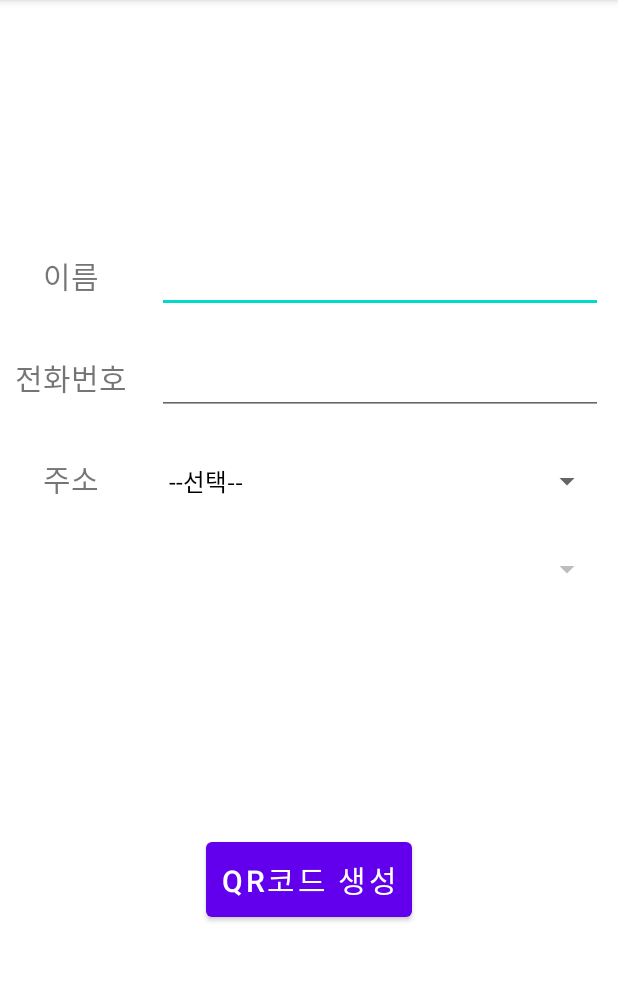
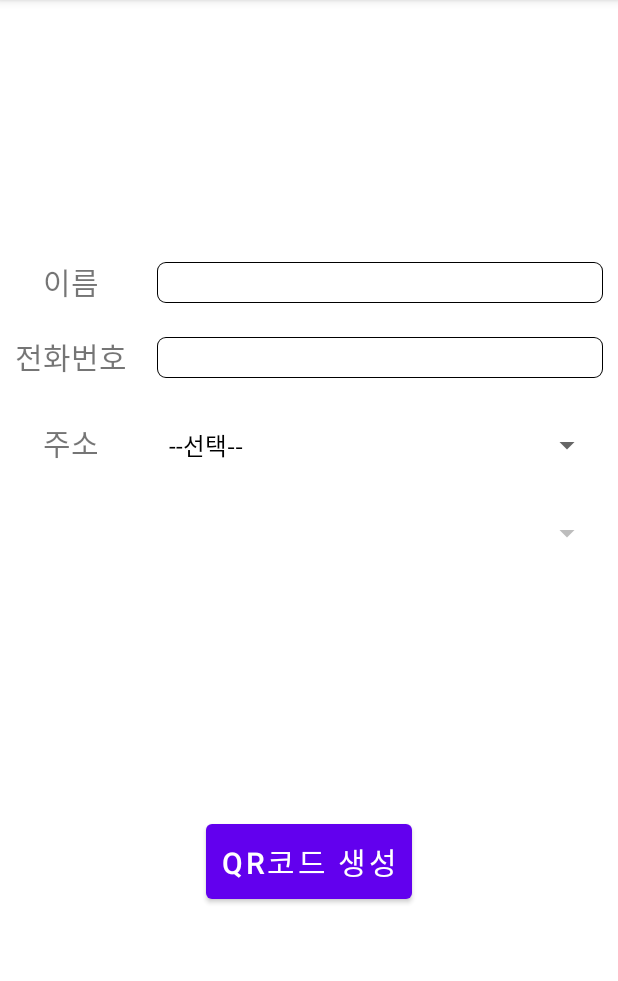
Before and after one commit to dlrgus041/gradUserApp, an Android app: the screen it shows after launch (MainActivity), on a phone screen of 412 x 824 dp, the part 84-1065 px from its top. Run offline under Robolectric (Android 15) with nearby library versions, the phone set to English and light mode, and no system bars; libraries missing offline, so code that uses them is left out: com.journeyapps.barcodescanner.

Commit message:
add all address && have to dasign layout

```diff
--- a/app/src/main/java/org/grad/user/MainActivity.kt
+++ b/app/src/main/java/org/grad/user/MainActivity.kt
@@ -4,7 +4,6 @@ import android.app.AlertDialog
 import android.content.Context
 import android.content.SharedPreferences
 import android.os.Bundle
-import android.text.Editable
 import android.view.View
 import android.widget.*
 import androidx.appcompat.app.AppCompatActivity
@@ -29,7 +28,6 @@ class MainActivity : AppCompatActivity() {
     private lateinit var layoutQR: ConstraintLayout
     private lateinit var name: EditText
     private lateinit var phone: EditText
-    private lateinit var address: EditText
     private lateinit var confirm: Button
     private lateinit var modify: Button
     private lateinit var imgView: ImageView
@@ -38,8 +36,7 @@ class MainActivity : AppCompatActivity() {
     private lateinit var spn2: Spinner
 
     private lateinit var adArr: IntArray
-    private var addrA = "null"
-    private var addrB = "null"
+    private var address = 0
 
     override fun onCreate(savedInstanceState: Bundle?) {
         super.onCreate(savedInstanceState)
@@ -58,22 +55,22 @@ class MainActivity : AppCompatActivity() {
             R.array.addr0, R.array.addr1, R.array.addr2, R.array.addr3,
             R.array.addr4, R.array.addr5, R.array.addr6, R.array.addr7,
             R.array.addr8, R.array.addr9, R.array.addr10, R.array.addr11,
-            R.array.addr12, R.array.addr13, R.array.addr14, R.array.addr15, R.array.addr16
+            R.array.addr12, R.array.addr13, R.array.addr14, R.array.addr15,
+            R.array.addr16, R.array.addr17
         )
 
         spn1 = findViewById(R.id.spinner1)
         spn2 = findViewById(R.id.spinner2)
         enableSecondSpinner(false)
 
-        spn1.adapter = ArrayAdapter.createFromResource(this, R.array.addr0, android.R.layout.simple_spinner_dropdown_item)
+        spn1.adapter = ArrayAdapter.createFromResource(this, adArr[0], android.R.layout.simple_spinner_dropdown_item)
         spn1.onItemSelectedListener = object : AdapterView.OnItemSelectedListener {
 
             override fun onItemSelected(parent: AdapterView<*>?, view: View, position: Int, id: Long) {
                 if (position > 0) {
-                    addrA = parent?.getItemAtPosition(position).toString()
                     changeSecondSpinner(position)
                     enableSecondSpinner(true)
-                    addrB = "null"
+                    address = 0
                 } else enableSecondSpinner(false)
             }
 
@@ -84,13 +81,12 @@ class MainActivity : AppCompatActivity() {
 
         confirm = findViewById(R.id.btnQR)
         confirm.setOnClickListener {
-            if (name.text.isEmpty() || phone.text.isEmpty() || addrA == "null" || addrB == "null") alertError()
+            if (name.text.isEmpty() || phone.text.isEmpty() || address == 0) alertError()
             else {
                 pref.edit {
                     putString("name", name.text.toString())
                     putString("phone", phone.text.toString())
-                    putString("addrA", addrA)
-                    putString("addrB", addrB)
+                    putInt("address", address)
                 }
                 createQR(imgView, makeMsg())
                 switchInfoToQR()
@@ -139,10 +135,7 @@ class MainActivity : AppCompatActivity() {
 
     private fun makeMsg(): String {
         return with(pref) {
-            getString("name", "null") + "#" +
-                    getString("phone", "null") + "$" +
-                    getString("addrA", "null") +
-                    getString("addrB", "null")
+            getString("phone", "null") + "$" + getInt("address", 0)
         }
     }
 
@@ -161,12 +154,12 @@ class MainActivity : AppCompatActivity() {
         spn2.isClickable = flag
     }
 
-    fun changeSecondSpinner(position: Int) {
-        spn2.adapter = ArrayAdapter.createFromResource(this, adArr[position], android.R.layout.simple_spinner_dropdown_item)
+    fun changeSecondSpinner(pos: Int) {
+        spn2.adapter = ArrayAdapter.createFromResource(this, adArr[pos], android.R.layout.simple_spinner_dropdown_item)
         spn2.onItemSelectedListener = object : AdapterView.OnItemSelectedListener {
 
             override fun onItemSelected(parent: AdapterView<*>?, view: View, position: Int, id: Long) {
-                addrB = if (position > 0) parent?.getItemAtPosition(position).toString() else "null"
+                address = if (position > 0) 1000 + 100 * pos + position else 0
             }
 
             override fun onNothingSelected(parent: AdapterView<*>?) {
--- /dev/null
+++ b/app/src/main/res/drawable/text_design.xml
@@ -0,0 +1,28 @@
+<?xml version="1.0" encoding="utf-8"?>
+<layer-list xmlns:android="http://schemas.android.com/apk/res/android">
+    <item>
+        <shape android:shape="rectangle">
+            <stroke android:width = "1dp" android:color = "#000000"/>
+            <corners
+                    android:bottomRightRadius="5dp"
+                    android:bottomLeftRadius="5dp"
+                    android:topLeftRadius="5dp"
+                    android:topRightRadius="5dp"/>
+        </shape>
+    </item>
+
+    <item
+            android:bottom="1dp"
+            android:left="1dp"
+            android:right="1dp"
+            android:top="1dp">
+        <shape android:shape="rectangle">
+            <solid android:color="#FFFFFF"/>
+            <corners
+                    android:bottomRightRadius="5dp"
+                    android:bottomLeftRadius="5dp"
+                    android:topLeftRadius="5dp"
+                    android:topRightRadius="5dp"/>
+        </shape>
+    </item>
+</layer-list>
--- a/app/src/main/res/layout/activity_main.xml
+++ b/app/src/main/res/layout/activity_main.xml
@@ -38,6 +38,7 @@
                         android:layout_height="wrap_content"
                         android:layout_margin="10dp"
                         android:id="@+id/editTextName"
+                        android:background="@drawable/text_design"
                         android:textSize="20sp" />
 
             </TableRow>
@@ -59,6 +60,7 @@
                         android:layout_margin="10dp"
                         android:inputType="phone"
                         android:id="@+id/editTextPhone"
+                        android:background="@drawable/text_design"
                         android:textSize="20sp" />
 
             </TableRow>
--- a/app/src/main/res/values/address.xml
+++ b/app/src/main/res/values/address.xml
@@ -2,13 +2,14 @@
 <resources>
     <string-array name="addr0">
         <item>--선택--</item>
-        <item>서울시</item>
-        <item>광주시</item>
-        <item>대구시</item>
-        <item>대전시</item>
-        <item>부산시</item>
-        <item>울산시</item>
-        <item>인천시</item>
+        <item>서울특별시</item>
+        <item>광주광역시</item>
+        <item>대구광역시</item>
+        <item>대전광역시</item>
+        <item>부산광역시</item>
+        <item>울산광역시</item>
+        <item>인천광역시</item>
+        <item>세종특별자치시</item>
         <item>강원도</item>
         <item>경기도</item>
         <item>경상남도</item>
@@ -51,6 +52,15 @@
 
     <string-array name="addr2">
         <item>--선택--</item>
+        <item>광산구</item>
+        <item>남구</item>
+        <item>동구</item>
+        <item>북구</item>
+        <item>서구</item>
+    </string-array>
+
+    <string-array name="addr3">
+        <item>--선택--</item>
         <item>남구</item>
         <item>달서구</item>
         <item>동구</item>
@@ -58,15 +68,6 @@
         <item>서구</item>
         <item>수성구</item>
         <item>중구</item>
-    </string-array>
-
-    <string-array name="addr3">
-        <item>--선택--</item>
-        <item>광산구</item>
-        <item>남구</item>
-        <item>동구</item>
-        <item>북구</item>
-        <item>서구</item>
     </string-array>
 
     <string-array name="addr4">
@@ -82,6 +83,7 @@
         <item>--선택--</item>
         <item>강서구</item>
         <item>금정구</item>
+        <item>기장군</item>
         <item>남구</item>
         <item>동구</item>
         <item>동래구</item>
@@ -102,33 +104,54 @@
         <item>남구</item>
         <item>동구</item>
         <item>북구</item>
+        <item>울주군</item>
         <item>중구</item>
     </string-array>
 
     <string-array name="addr7">
         <item>--선택--</item>
-        <item>중구</item>
+        <item>강화군</item>
+        <item>계양구</item>
+        <item>남동구</item>
         <item>동구</item>
         <item>미추홀구</item>
-        <item>연수구</item>
-        <item>남동구</item>
         <item>부평구</item>
         <item>서구</item>
+        <item>연수구</item>
+        <item>옹진군</item>
+        <item>중구</item>
     </string-array>
 
     <string-array name="addr8">
         <item>--선택--</item>
-        <item>강릉</item>
-        <item>동해</item>
-        <item>삼척</item>
-        <item>속초</item>
-        <item>원주</item>
-        <item>춘천</item>
-        <item>태백</item>
+        <item>세종특별자치시</item>
     </string-array>
 
     <string-array name="addr9">
         <item>--선택--</item>
+        <item>강릉</item>
+        <item>고성</item>
+        <item>동해</item>
+        <item>삼척</item>
+        <item>속초</item>
+        <item>양구</item>
+        <item>양양</item>
+        <item>영월</item>
+        <item>원주</item>
+        <item>인제</item>
+        <item>정선</item>
+        <item>철원</item>
+        <item>춘천</item>
+        <item>태백</item>
+        <item>평창</item>
+        <item>홍천</item>
+        <item>화천</item>
+        <item>횡성</item>
+    </string-array>
+
+    <string-array name="addr10">
+        <item>--선택--</item>
+        <item>가평</item>
         <item>고양</item>
         <item>과천</item>
         <item>광명</item>
@@ -146,6 +169,9 @@
         <item>안성</item>
         <item>안양</item>
         <item>양주</item>
+        <item>양평</item>
+        <item>여주</item>
+        <item>연천</item>
         <item>오산</item>
         <item>용인</item>
         <item>의왕</item>
@@ -158,71 +184,134 @@
         <item>화성</item>
     </string-array>
 
-    <string-array name="addr10">
+    <string-array name="addr11">
         <item>--선택--</item>
         <item>거제</item>
+        <item>거창</item>
+        <item>고성</item>
         <item>김해</item>
+        <item>남해</item>
         <item>밀양</item>
         <item>사천</item>
+        <item>산청</item>
         <item>양산</item>
+        <item>의령</item>
         <item>진주</item>
+        <item>창녕</item>
         <item>창원</item>
         <item>통영</item>
-    </string-array>
-
-    <string-array name="addr11">
-        <item>--선택--</item>
-        <item>경산</item>
-        <item>경주</item>
-        <item>구미</item>
-        <item>김천</item>
-        <item>문경</item>
-        <item>상주</item>
-        <item>안동</item>
-        <item>영주</item>
-        <item>영천</item>
-        <item>포항</item>
+        <item>하동</item>
+        <item>함안</item>
+        <item>함양</item>
+        <item>합천</item>
     </string-array>
 
     <string-array name="addr12">
         <item>--선택--</item>
-        <item>광양</item>
-        <item>나주</item>
-        <item>목포</item>
-        <item>순천</item>
-        <item>여수</item>
+        <item>경산</item>
+        <item>경주</item>
+        <item>고령</item>
+        <item>구미</item>
+        <item>군위</item>
+        <item>김천</item>
+        <item>문경</item>
+        <item>봉화</item>
+        <item>상주</item>
+        <item>성주</item>
+        <item>안동</item>
+        <item>영양</item>
+        <item>영덕</item>
+        <item>영주</item>
+        <item>영천</item>
+        <item>예천</item>
+        <item>울릉</item>
+        <item>울진</item>
+        <item>의성</item>
+        <item>청도</item>
+        <item>청송</item>
+        <item>칠곡</item>
+        <item>포항</item>
     </string-array>
 
     <string-array name="addr13">
         <item>--선택--</item>
-        <item>군산</item>
-        <item>김제</item>
-        <item>남원</item>
-        <item>익산</item>
-        <item>전주</item>
-        <item>정읍</item>
+        <item>강진</item>
+        <item>고흥</item>
+        <item>곡성</item>
+        <item>광양</item>
+        <item>구례</item>
+        <item>나주</item>
+        <item>담양</item>
+        <item>목포</item>
+        <item>무안</item>
+        <item>보성</item>
+        <item>순천</item>
+        <item>신안</item>
+        <item>여수</item>
+        <item>영광</item>
+        <item>영암</item>
+        <item>완도</item>
+        <item>장성</item>
+        <item>장흥</item>
+        <item>진도</item>
+        <item>함평</item>
+        <item>해남</item>
+        <item>화순</item>
     </string-array>
 
     <string-array name="addr14">
         <item>--선택--</item>
-        <item>계룡</item>
-        <item>공주</item>
-        <item>논산</item>
-        <item>당진</item>
-        <item>보령</item>
-        <item>서산</item>
-        <item>아산</item>
-        <item>천안</item>
+        <item>고창</item>
+        <item>군산</item>
+        <item>김제</item>
+        <item>남원</item>
+        <item>무주</item>
+        <item>부안</item>
+        <item>순창</item>
+        <item>완주</item>
+        <item>익산</item>
+        <item>임실</item>
+        <item>장수</item>
+        <item>전주</item>
+        <item>정읍</item>
+        <item>진안</item>
     </string-array>
 
     <string-array name="addr15">
         <item>--선택--</item>
+        <item>계룡</item>
+        <item>공주</item>
+        <item>금산</item>
+        <item>논산</item>
+        <item>당진</item>
+        <item>보령</item>
+        <item>부여</item>
+        <item>서산</item>
+        <item>서천</item>
+        <item>아산</item>
+        <item>예산</item>
+        <item>천안</item>
+        <item>청양</item>
+        <item>태안</item>
+        <item>홍성</item>
+    </string-array>
+
+    <string-array name="addr16">
+        <item>--선택--</item>
+        <item>괴산</item>
+        <item>단양</item>
+        <item>보은</item>
+        <item>영동</item>
+        <item>옥천</item>
+        <item>음성</item>
         <item>제천</item>
+        <item>증평</item>
+        <item>진천</item>
         <item>청주</item>
         <item>충주</item>
     </string-array>
 
-    <string-array name="addr16">
+    <string-array name="addr17">
         <item>--선택--</item>
         <item>서귀포</item>
         <item>제주</item>
--- a/settings.gradle
+++ b/settings.gradle
@@ -3,7 +3,7 @@ dependencyResolutionManagement {
     repositories {
         google()
         mavenCentral()
-        maven { url 'https://jitpack.io' }
+        maven { url 'https://www.jitpack.io' }
     }
 }
 rootProject.name = "User"
```
Also changed, not shown: 2 other files.
